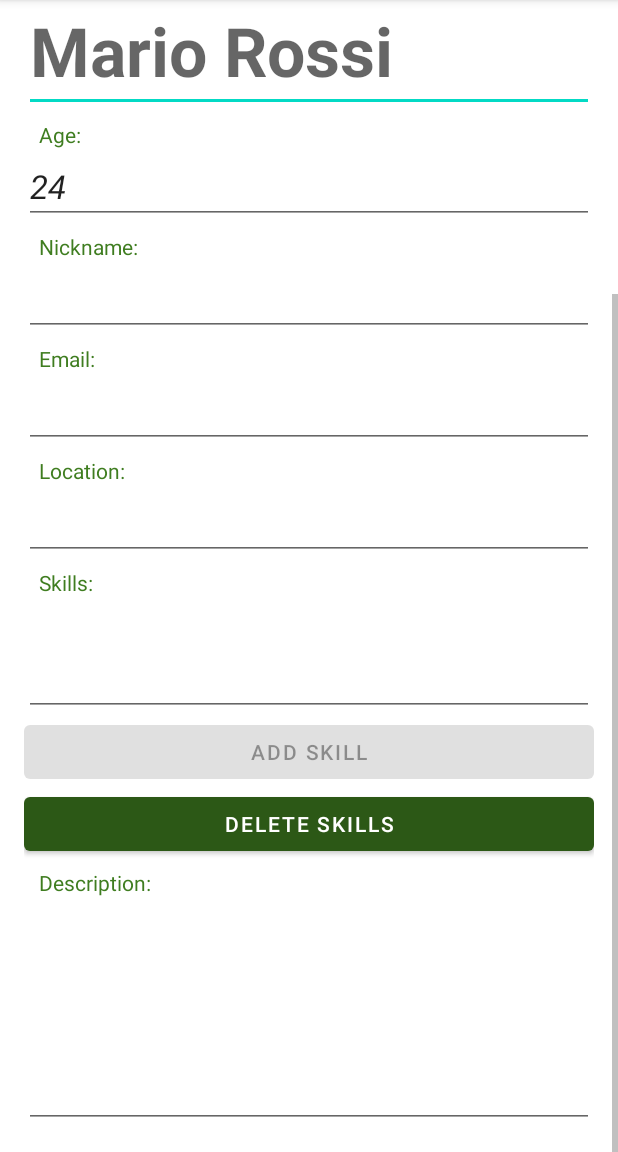
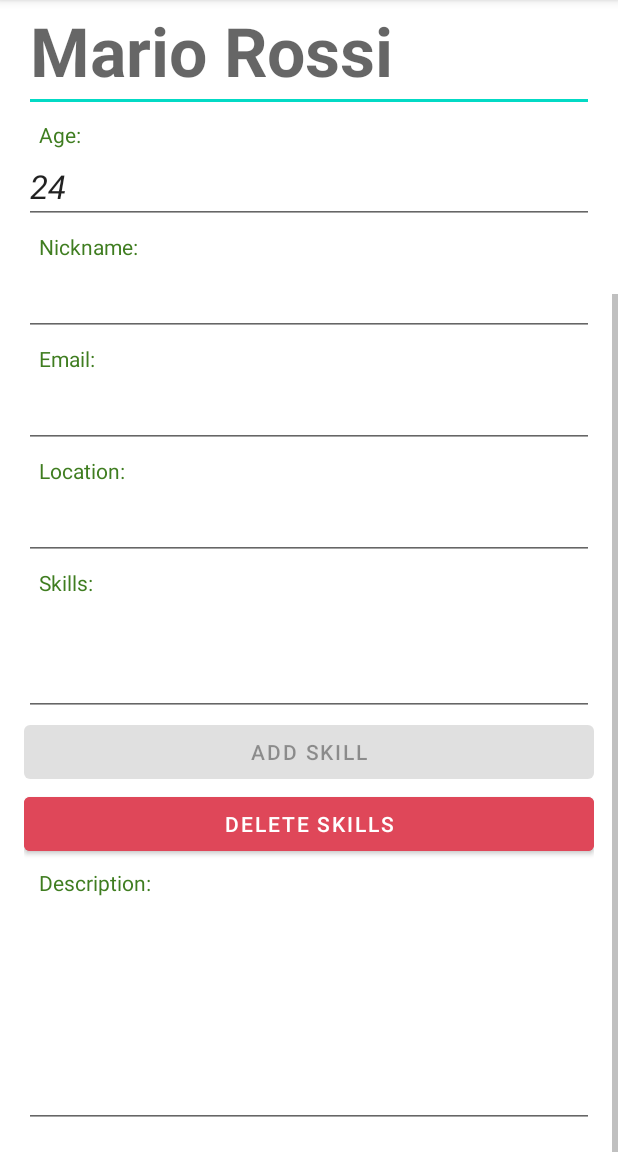
Before and after one commit to Mariagrazia98/Timebanking, an Android app: the EditProfileActivity screen opened directly, with no data from a screen before it, scrolled down 262 dp, on a phone screen of 412 x 824 dp, the part 84-1236 px from its top. Run offline under Robolectric (Android 15) with nearby library versions, the phone set to English and light mode, and no system bars; 14 statements that could not run were skipped.

Commit message:
added danger color button

```diff
--- a/app/src/main/java/it/polito/showprofileactivity/EditProfileActivity.kt
+++ b/app/src/main/java/it/polito/showprofileactivity/EditProfileActivity.kt
@@ -4,7 +4,6 @@ import android.app.Activity
 import android.content.Intent
 import android.content.res.Configuration
 import android.graphics.Bitmap
-import android.net.Uri
 import android.os.Bundle
 import android.provider.MediaStore
 import android.text.Editable
--- a/app/src/main/java/it/polito/showprofileactivity/MainActivity.kt
+++ b/app/src/main/java/it/polito/showprofileactivity/MainActivity.kt
@@ -186,10 +186,6 @@ class MainActivity : AppCompatActivity() {
         val json = JSONObject(profileString.toString())  //transform the obtained string into a json to easily access all the fields
 
         if(json.has("fullname"))
-        /** TODO: in alternativa non si potrebbe fare così
-         *  fullname = json.getString("fullname")?: jsonDefault.getString("fullname")
-         *  in modo da rimuovere l'if-else?
-         */
            fullname = json.getString("fullname")
         else
            fullname = jsonDefault.getString("fullname")
--- a/app/src/main/res/layout-land/activity_edit_profile.xml
+++ b/app/src/main/res/layout-land/activity_edit_profile.xml
@@ -213,6 +213,7 @@
                     android:layout_width="match_parent"
                     android:layout_height="wrap_content"
                     android:enabled="true"
+                    android:backgroundTint="#df4759"
                     android:text="@string/button_delete_skills" />
 
                 <TextView
--- a/app/src/main/res/layout/activity_edit_profile.xml
+++ b/app/src/main/res/layout/activity_edit_profile.xml
@@ -198,6 +198,7 @@
                     android:layout_width="match_parent"
                     android:layout_height="wrap_content"
                     android:enabled="true"
+                    android:backgroundTint="#df4759"
                     android:text="@string/button_delete_skills" />
 
                 <TextView
```
